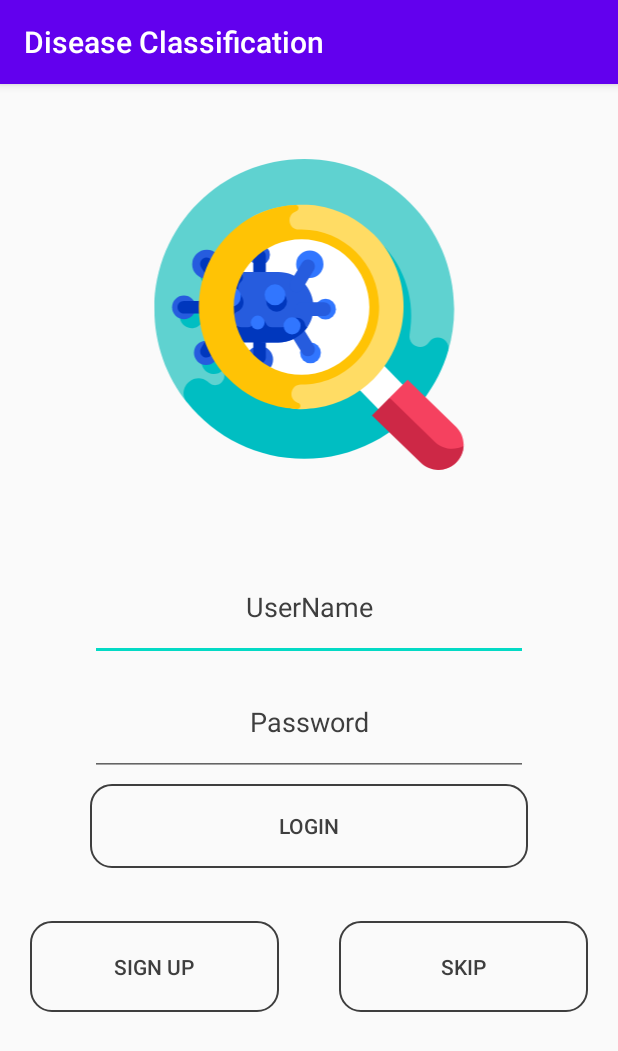
After one commit to omxie/disease_classification, an Android app: the LoginScreen screen opened directly, with no data from a screen before it, on a phone screen of 412 x 824 dp. The commit adds this screen. Shown: the top 1051 px of the screen. Run offline under Robolectric (Android 15) with nearby library versions, the phone set to English and light mode, and no system bars.

Commit message:
UI: Added Login Screen and Sign Up Screens

```diff
--- a/app/src/main/AndroidManifest.xml
+++ b/app/src/main/AndroidManifest.xml
@@ -9,7 +9,9 @@
         android:roundIcon="@mipmap/ic_launcher_round"
         android:supportsRtl="true"
         android:theme="@style/AppTheme">
-        <activity android:name=".SplashScreen"></activity>
+        <activity android:name=".SignInScreen"></activity>
+        <activity android:name=".LoginScreen" />
+        <activity android:name=".SplashScreen" />
         <activity android:name=".MainActivity">
             <intent-filter>
                 <action android:name="android.intent.action.MAIN" />
--- /dev/null
+++ b/app/src/main/java/com/example/diseaseclassification/LoginScreen.java
@@ -0,0 +1,14 @@
+package com.example.diseaseclassification;
+
+import androidx.appcompat.app.AppCompatActivity;
+
+import android.os.Bundle;
+
+public class LoginScreen extends AppCompatActivity {
+
+    @Override
+    protected void onCreate(Bundle savedInstanceState) {
+        super.onCreate(savedInstanceState);
+        setContentView(R.layout.activity_login_screen);
+    }
+}
--- a/app/src/main/java/com/example/diseaseclassification/MainActivity.java
+++ b/app/src/main/java/com/example/diseaseclassification/MainActivity.java
@@ -46,7 +46,7 @@ public class MainActivity extends AppCompatActivity {
         super.onCreate(savedInstanceState);
         setContentView(R.layout.activity_main);
 
-        cardItems.add(new CardItems(R.drawable.ic_diagnosis, "melanoma image classification", "Opens phone's camera to identify between malignant and non-malignant Melanoma"));
+        cardItems.add(new CardItems(R.drawable.ic_skin_, "melanoma image classification", "Opens phone's camera to identify between malignant and non-malignant Melanoma"));
         cardItems.add(new CardItems(R.drawable.ic_eye, "eye defect image classification", "Opens phone's camera to identify whether eye defect is present"));
         rcycleList = findViewById(R.id.rcycleCards);
         rcycleList.setHasFixedSize(true);
--- /dev/null
+++ b/app/src/main/res/drawable/custom_btn1.xml
@@ -0,0 +1,5 @@
+<?xml version="1.0" encoding="utf-8"?>
+<shape xmlns:android="http://schemas.android.com/apk/res/android" android:shape="rectangle">
+    <stroke android:width="1dp" android:color="#3E3E3E"/>
+    <corners android:radius="14dp"/>
+</shape>
--- /dev/null
+++ b/app/src/main/res/layout/activity_login_screen.xml
@@ -0,0 +1,115 @@
+<?xml version="1.0" encoding="utf-8"?>
+<RelativeLayout xmlns:android="http://schemas.android.com/apk/res/android"
+    xmlns:app="http://schemas.android.com/apk/res-auto"
+    xmlns:tools="http://schemas.android.com/tools"
+    android:layout_width="match_parent"
+    android:layout_height="match_parent"
+    tools:context=".LoginScreen">
+
+    <LinearLayout
+        android:layout_width="match_parent"
+        android:layout_height="match_parent"
+        android:orientation="vertical"
+        android:weightSum="1">
+
+        <LinearLayout
+            android:layout_width="match_parent"
+            android:layout_height="match_parent"
+            android:layout_weight="0.30"
+            android:orientation="vertical">
+
+            <ImageView
+                android:id="@+id/imglogo"
+                android:layout_width="match_parent"
+                android:layout_height="match_parent"
+                android:layout_margin="50dp"
+                android:layout_weight="1"
+                app:srcCompat="@drawable/ic_diagnosis" />
+
+
+        </LinearLayout>
+
+        <LinearLayout
+            android:layout_width="match_parent"
+            android:layout_height="match_parent"
+            android:layout_weight="0.35"
+            android:orientation="vertical">
+
+            <EditText
+                android:id="@+id/txtUsername"
+                android:layout_width="match_parent"
+                android:layout_height="match_parent"
+                android:layout_marginLeft="60dp"
+                android:layout_marginTop="5dp"
+                android:layout_marginRight="60dp"
+                android:layout_weight="0.33"
+                android:hint="UserName"
+                android:textAlignment="center"
+                android:textColorHint="#3E3E3E" />
+
+            <EditText
+                android:id="@+id/txtPass"
+                android:layout_width="match_parent"
+                android:layout_height="match_parent"
+                android:layout_marginLeft="60dp"
+                android:layout_marginTop="5dp"
+                android:layout_marginRight="60dp"
+                android:layout_weight="0.33"
+                android:hint="Password"
+                android:inputType="textPassword"
+                android:textAlignment="center"
+                android:textColorHint="#3E3E3E" />
+
+            <Button
+                android:id="@+id/btnLogin"
+                android:layout_width="match_parent"
+                android:layout_height="match_parent"
+                android:layout_marginLeft="60dp"
+                android:layout_marginTop="5dp"
+                android:layout_marginRight="60dp"
+                android:layout_marginBottom="15dp"
+                android:layout_weight="0.33"
+                android:textColor="#3E3E3E"
+                android:background="@drawable/custom_btn1"
+                android:text="Login" />
+
+        </LinearLayout>
+
+        <LinearLayout
+            android:layout_width="match_parent"
+            android:layout_height="match_parent"
+            android:layout_weight="0.35"
+            android:orientation="horizontal">
+
+            <Button
+                android:id="@+id/btnSignup"
+                android:layout_width="match_parent"
+                android:layout_height="match_parent"
+                android:layout_marginLeft="20dp"
+                android:layout_marginTop="20dp"
+                android:layout_marginRight="20dp"
+                android:layout_marginBottom="150dp"
+                android:layout_weight="0.5"
+                android:textColor="#3E3E3E"
+                android:background="@drawable/custom_btn1"
+                android:text="Sign Up" />
+
+            <Button
+                android:id="@+id/btnSkip"
+                android:layout_width="match_parent"
+                android:layout_height="match_parent"
+                android:layout_marginLeft="20dp"
+                android:layout_marginTop="20dp"
+                android:layout_marginRight="20dp"
+                android:layout_marginBottom="150dp"
+                android:layout_weight="0.5"
+                android:textColor="#3E3E3E"
+                android:background="@drawable/custom_btn1"
+                android:text="Skip" />
+
+        </LinearLayout>
+
+
+    </LinearLayout>
+
+</RelativeLayout>
```
Also changed, not shown: app/src/main/java/com/example/diseaseclassification/SignInScreen.java (added, +14 -0 lines), app/src/main/res/layout/activity_sign_in_screen.xml (added, +94 -0 lines), app/src/main/res/layout/homescreencardview.xml (+5 -4 lines).
